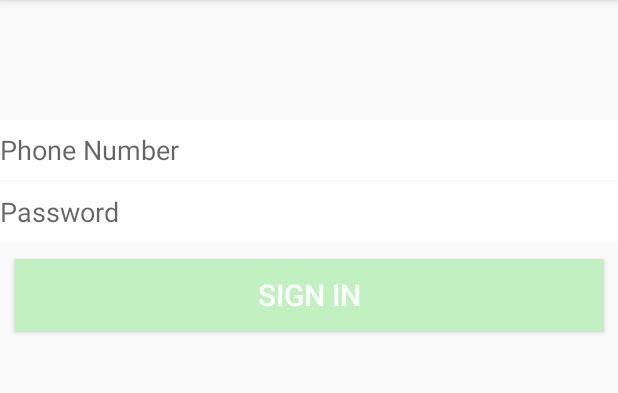
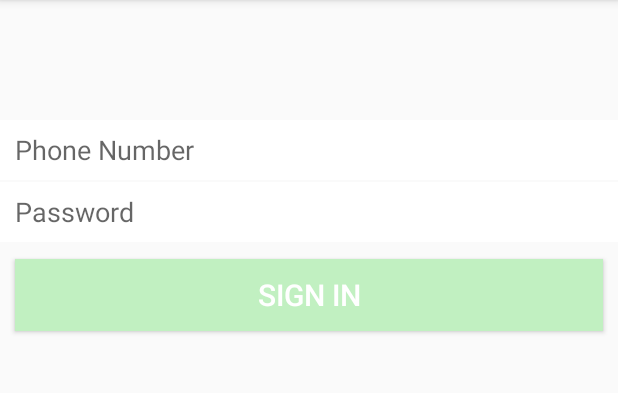
Before and after one commit to yass8n/WhozThis-Android, an Android app: the screen it shows after launch (WelcomeActivity), after a tap on "SIGN IN", on a phone screen of 412 x 824 dp, the part 84-477 px from its top. Run offline under Robolectric (Android 15) with nearby library versions, the phone set to English and light mode, and no system bars; our stand-ins replace Picasso; libraries missing offline, so code that uses them is left out: com.firebase.client; pictures from the network do not load; 3 statements that could not run were skipped.

Commit message:
removed unnecessary files

```diff
--- a/app/src/main/java/com/example/yass8n/whozthis/activities/ContactActivity.java
+++ b/app/src/main/java/com/example/yass8n/whozthis/activities/ContactActivity.java
@@ -18,7 +18,7 @@ public class ContactActivity extends ActionBarActivity {
     @Override
     protected void onCreate(Bundle savedInstanceState) {
         super.onCreate(savedInstanceState);
-        setContentView(R.layout.activity_contact);
+        setContentView(R.layout.activity_holder);
         if (savedInstanceState == null) {
             getSupportFragmentManager().beginTransaction()
                     .add(R.id.container, new PlaceholderFragment())
--- a/app/src/main/java/com/example/yass8n/whozthis/activities/MainActivity.java
+++ b/app/src/main/java/com/example/yass8n/whozthis/activities/MainActivity.java
@@ -90,7 +90,7 @@ public class MainActivity extends ActionBarActivity {
         context = this;
         Firebase.setAndroidContext(this);
         firebase = new Firebase("https://radiant-inferno-906.firebaseio.com/");
-        setContentView(R.layout.activity_main);
+        setContentView(R.layout.activity_holder);
         if (savedInstanceState == null) {
             getSupportFragmentManager().beginTransaction()
                     .add(R.id.container, new PlaceholderFragment(), "MAIN")
@@ -322,7 +322,7 @@ public class MainActivity extends ActionBarActivity {
             Log.v(Integer.toString(v.getId()), " <<<<<<<<");
             if (v.getId() == R.id.create_message ) {
                 Toast.makeText(context, "Go to Contact Activity", Toast.LENGTH_SHORT).show();
-//                startActivity(new Intent(getActivity(), ContactActivity.class));
+                startActivity(new Intent(getActivity(), ContactActivity.class));
             }
         }
 
--- a/app/src/main/java/com/example/yass8n/whozthis/activities/ProfileActivity.java
+++ b/app/src/main/java/com/example/yass8n/whozthis/activities/ProfileActivity.java
@@ -65,7 +65,7 @@ public class ProfileActivity extends ActionBarActivity {
     @Override
     protected void onCreate(Bundle savedInstanceState) {
         super.onCreate(savedInstanceState);
-        setContentView(R.layout.activity_profile);
+        setContentView(R.layout.activity_holder);
         context = this;
         activity = this;
         if (savedInstanceState == null) {
--- a/app/src/main/java/com/example/yass8n/whozthis/activities/WelcomeActivity.java
+++ b/app/src/main/java/com/example/yass8n/whozthis/activities/WelcomeActivity.java
@@ -26,7 +26,7 @@ public class WelcomeActivity extends ActionBarActivity {
     @Override
     protected void onCreate(Bundle savedInstanceState) {
         super.onCreate(savedInstanceState);
-        setContentView(R.layout.activity_welcome);
+        setContentView(R.layout.activity_holder);
         if (savedInstanceState == null) {
             getSupportFragmentManager().beginTransaction()
                     .add(R.id.container, new PlaceholderFragment(), "WELCOME")
--- a/app/src/main/res/layout/activity_contact.xml
+++ /dev/null
@@ -1,5 +0,0 @@
-<FrameLayout xmlns:android="http://schemas.android.com/apk/res/android"
-    xmlns:tools="http://schemas.android.com/tools" android:id="@+id/container"
-    android:layout_width="match_parent" android:layout_height="match_parent"
-    tools:context="com.example.yass8n.whozthis.activities.ContactActivity"
-    tools:ignore="MergeRootFrame" />
--- a/app/src/main/res/layout/activity_profile.xml
+++ b/app/src/main/res/layout/activity_holder.xml
@@ -1,5 +1,4 @@
 <FrameLayout xmlns:android="http://schemas.android.com/apk/res/android"
     xmlns:tools="http://schemas.android.com/tools" android:id="@+id/container"
     android:layout_width="match_parent" android:layout_height="match_parent"
-    tools:context="com.example.yass8n.whozthis.activities.ProfileActivity"
     tools:ignore="MergeRootFrame" />
--- a/app/src/main/res/layout/activity_main.xml
+++ /dev/null
@@ -1,4 +0,0 @@
-<FrameLayout xmlns:android="http://schemas.android.com/apk/res/android"
-    xmlns:tools="http://schemas.android.com/tools" android:id="@+id/container"
-    android:layout_width="match_parent" android:layout_height="match_parent"
-    tools:context=".MainActivity" tools:ignore="MergeRootFrame" />
--- a/app/src/main/res/layout/activity_welcome.xml
+++ /dev/null
@@ -1,9 +0,0 @@
-<LinearLayout xmlns:android="http://schemas.android.com/apk/res/android"
-    xmlns:tools="http://schemas.android.com/tools"
-    android:layout_width="match_parent" android:layout_height="match_parent"
-    android:orientation="horizontal"
-    tools:context="com.example.yass8n.whozthis.activities.WelcomeActivity"
-    tools:ignore="MergeRootFrame"
-    android:id="@+id/container" >
-
-</LinearLayout>
--- a/app/src/main/res/layout/fragment_sign_in.xml
+++ b/app/src/main/res/layout/fragment_sign_in.xml
@@ -12,6 +12,9 @@ tools:context="com.example.yass8n.whozthis.activities.WelcomeActivity$Placeholde
         android:layout_width="match_parent"
         android:textSize="18sp"
         android:hint="Phone Number"
+        android:paddingLeft="10dp"
+        android:paddingRight="10dp"
+        android:paddingEnd="10dp"
         android:id="@+id/phone"
         android:layout_marginBottom="1dp"
         android:background="@color/white"
@@ -22,6 +25,9 @@ tools:context="com.example.yass8n.whozthis.activities.WelcomeActivity$Placeholde
         android:textSize="18sp"
         android:hint="Password"
         android:id="@+id/password"
+        android:paddingLeft="10dp"
+        android:paddingRight="10dp"
+        android:paddingEnd="10dp"
         android:inputType="textPassword"
         android:background="@color/white"
         android:layout_marginBottom="1dp"
```
Also changed, not shown: 2 other files.
